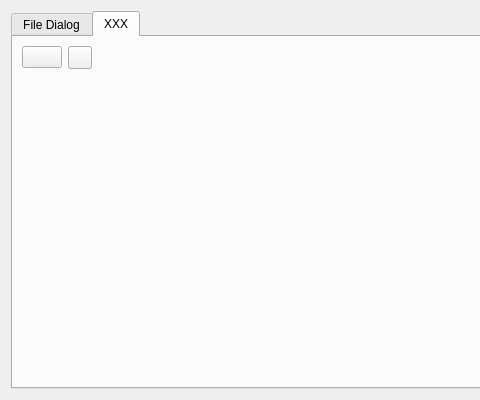
Before: the Qt Designer form runner/resources/QtWidgetsExtra.ui in pasnox/qtwidgetsextra, drawn with Qt 5; both pictures show x 0 to 480 and y 0 to 400 of the 700 by 400 pixel window.
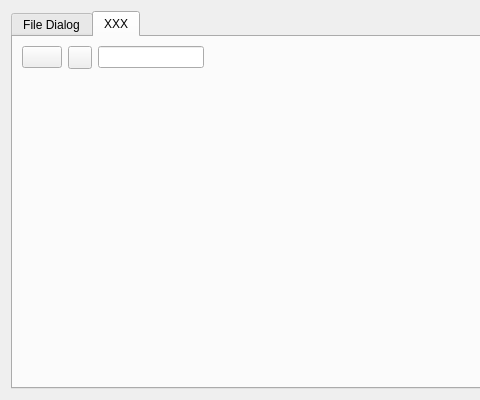
After: the same form once the commit is applied. Custom widgets are drawn as their Qt base class.

Diff of the .ui file:
```diff
--- a/runner/resources/QtWidgetsExtra.ui
+++ b/runner/resources/QtWidgetsExtra.ui
@@ -205,7 +205,7 @@
          </property>
         </widget>
        </item>
-       <item row="0" column="2">
+       <item row="0" column="3">
         <spacer name="horizontalSpacer">
          <property name="orientation">
           <enum>Qt::Horizontal</enum>
@@ -218,7 +218,7 @@
          </property>
         </spacer>
        </item>
-       <item row="1" column="0" colspan="3">
+       <item row="1" column="0" colspan="4">
         <spacer name="verticalSpacer_2">
          <property name="orientation">
           <enum>Qt::Vertical</enum>
@@ -231,6 +231,9 @@
          </property>
         </spacer>
        </item>
+       <item row="0" column="2">
+        <widget class="QColorLineEdit" name="colorLineEdit"/>
+       </item>
       </layout>
      </widget>
     </widget>
@@ -268,6 +271,11 @@
    <extends>QLineEdit</extends>
    <header>QOpenFolderLineEdit.h</header>
   </customwidget>
+  <customwidget>
+   <class>QColorLineEdit</class>
+   <extends>QLineEdit</extends>
+   <header>QColorLineEdit.h</header>
+  </customwidget>
   <customwidget>
    <class>QColorPushButton</class>
    <extends>QPushButton</extends>
```
